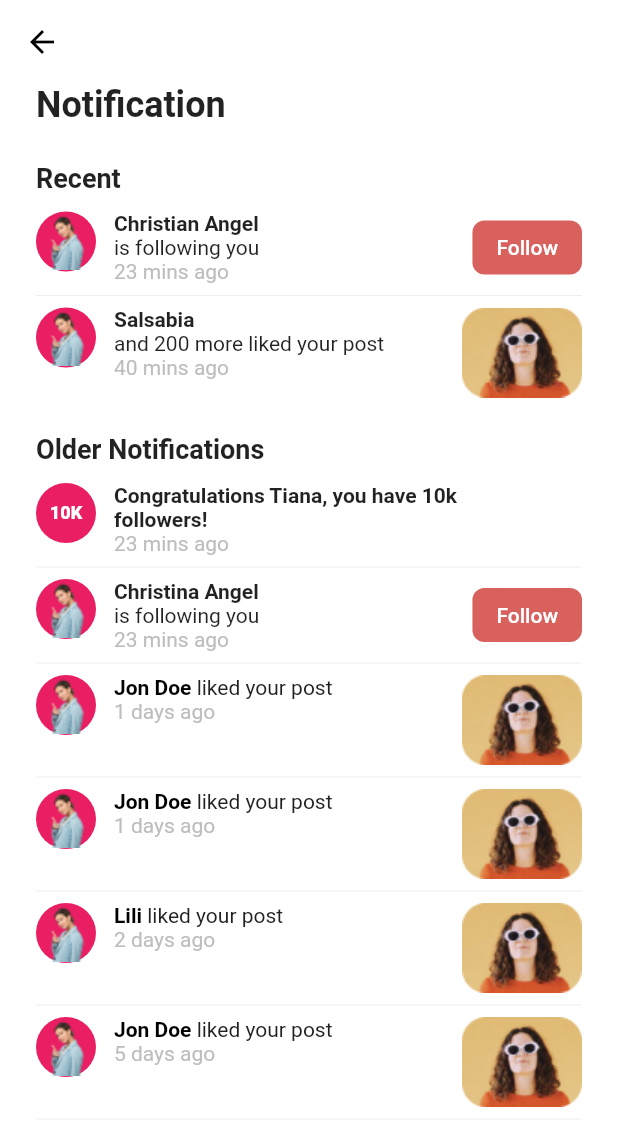
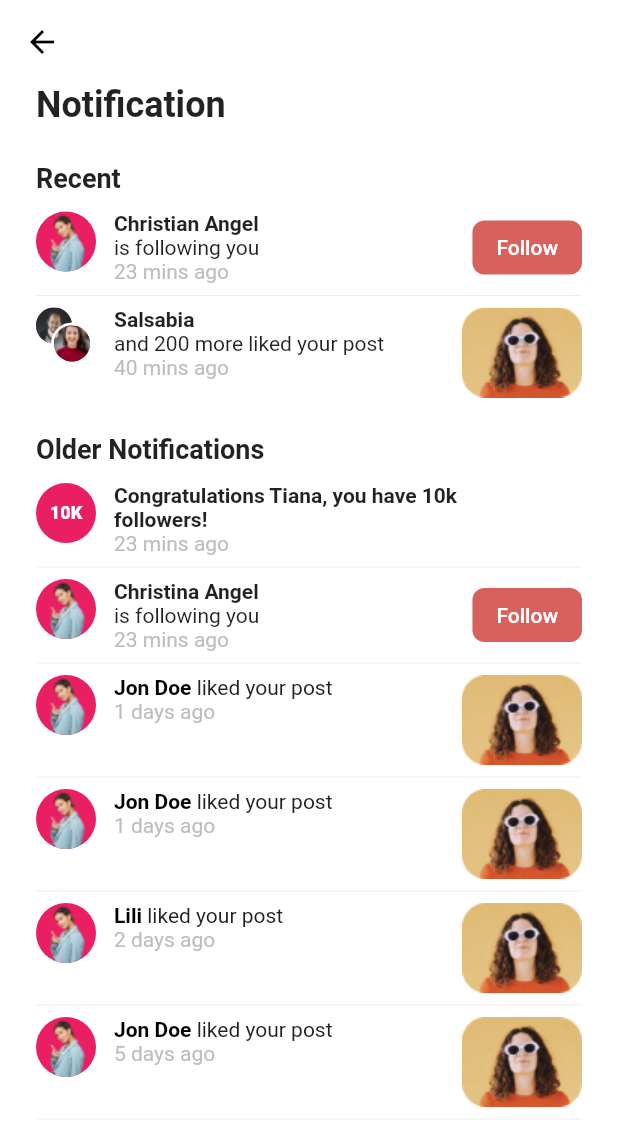
Before and after one commit to ZayniddinMamarasulov/DigiNews, a Flutter app: the NotificationPage screen opened by its route, on a phone screen of 412 x 824 dp. Shown: the top 1146 px of the screen. Run offline on Flutter 3.47's test engine with Material 2 defaults, Android fonts, the phone set to English and light mode, and no system bars; our stand-ins replace bouncing_widget, flutter_svg, google_fonts, intl_phone_number_input.

Commit message:
notification page completed

```diff
--- a/lib/screens/dashboard_and_news_detail/notification_page/older_notifications.dart
+++ b/lib/screens/dashboard_and_news_detail/notification_page/older_notifications.dart
@@ -106,11 +106,10 @@ class _OlderNotificationsState extends State<OlderNotifications> {
               children: [
                 CircleAvatar(
                   radius: 20,
+                  backgroundImage: AssetImage(
+                    'assets/images/$avatar.png',
+                  ),
                   backgroundColor: Colors.pink,
-                  child: Image.asset(
-                    'assets/images/$avatar.png',
-                    fit: BoxFit.fill,
-                  ),
                 ),
                 const SizedBox(width: 12),
                 SizedBox(
@@ -146,7 +145,7 @@ class _OlderNotificationsState extends State<OlderNotifications> {
                 ),
               ],
             ),
-            Container(
+            SizedBox(
               height: 60,
               width: 80,
               child: Image.asset('assets/images/$postImage.png'),
@@ -166,12 +165,11 @@ class _OlderNotificationsState extends State<OlderNotifications> {
         Row(
           crossAxisAlignment: CrossAxisAlignment.start,
           children: [
-            CircleAvatar(
+            const CircleAvatar(
               radius: 20,
               backgroundColor: Colors.pink,
-              child: Image.asset(
+              backgroundImage: AssetImage(
                 'assets/images/avatar_1.png',
-                fit: BoxFit.fill,
               ),
             ),
             const SizedBox(width: 12),
--- a/lib/screens/dashboard_and_news_detail/notification_page/recent_notifications.dart
+++ b/lib/screens/dashboard_and_news_detail/notification_page/recent_notifications.dart
@@ -31,14 +31,7 @@ class _RecentNotificationsState extends State<RecentNotifications> {
               Row(
                 crossAxisAlignment: CrossAxisAlignment.start,
                 children: [
-                  CircleAvatar(
-                    radius: 20,
-                    backgroundColor: Colors.pink,
-                    child: Image.asset(
-                      'assets/images/avatar_1.png',
-                      fit: BoxFit.fill,
-                    ),
-                  ),
+                  const TwoAccountAvatar(),
                   const SizedBox(width: 12),
                   Column(
                     crossAxisAlignment: CrossAxisAlignment.start,
@@ -79,13 +72,12 @@ class _RecentNotificationsState extends State<RecentNotifications> {
         Row(
           crossAxisAlignment: CrossAxisAlignment.start,
           children: [
-            CircleAvatar(
+            const CircleAvatar(
               radius: 20,
+              backgroundImage: AssetImage(
+                'assets/images/avatar_1.png',
+              ),
               backgroundColor: Colors.pink,
-              child: Image.asset(
-                'assets/images/avatar_1.png',
-                fit: BoxFit.fill,
-              ),
             ),
             const SizedBox(width: 12),
             Column(
@@ -137,3 +129,45 @@ class _RecentNotificationsState extends State<RecentNotifications> {
     );
   }
 }
+
+class TwoAccountAvatar extends StatelessWidget {
+  const TwoAccountAvatar({
+    Key? key,
+  }) : super(key: key);
+
+  @override
+  Widget build(BuildContext context) {
+    return SizedBox(
+      height: 40,
+      width: 40,
+      child: Stack(
+        children: [
+          CircleAvatar(
+            radius: 12,
+            backgroundColor: Colors.pink,
+            backgroundImage: AssetImage(
+              'assets/images/t_avatar_1.png',
+            ),
+          ),
+          Positioned(
+            left: 10,
+            top: 10,
+            child: Container(
+              decoration: BoxDecoration(
+                borderRadius: BorderRadius.circular(20),
+                border: Border.all(color: Colors.white, width: 2),
+              ),
+              child: CircleAvatar(
+                radius: 12,
+                backgroundImage: AssetImage(
+                  'assets/images/t_avatar_2.png',
+                ),
+                backgroundColor: Colors.pink,
+              ),
+            ),
+          ),
+        ],
+      ),
+    );
+  }
+}
```
Also changed, not shown: assets/images/t_avatar_1.png (added), assets/images/t_avatar_2.png (added), assets/svg_images/avatar_1.svg, assets/svg_images/avg.svg, assets/svg_images/svg1.svg (added).
